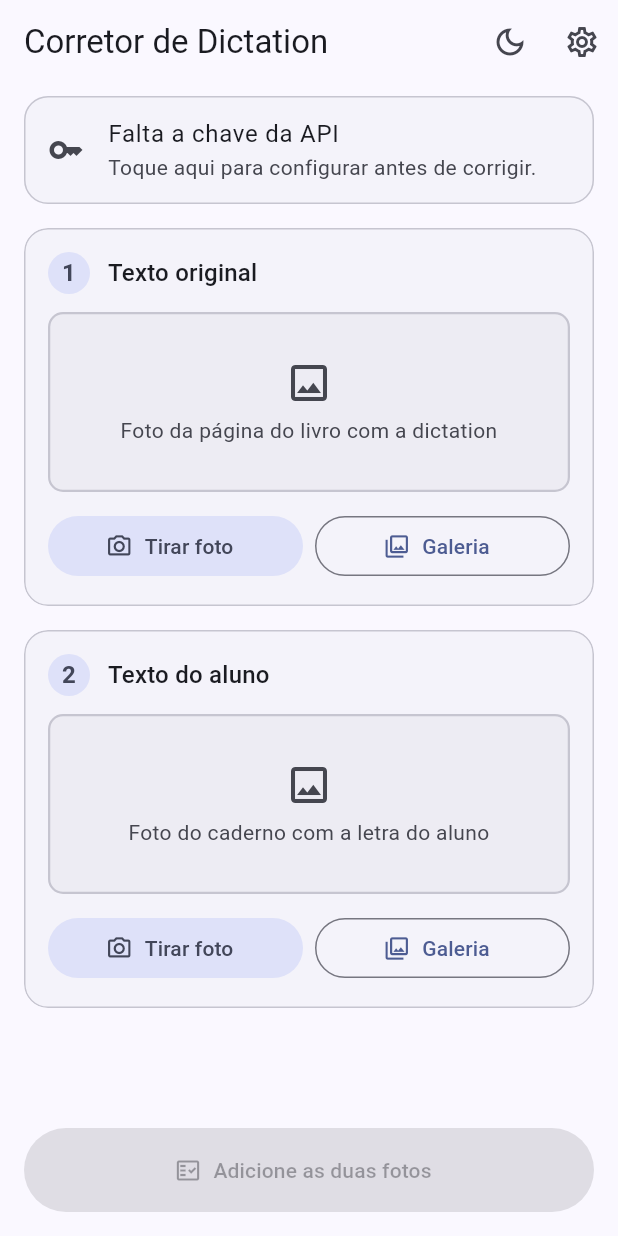
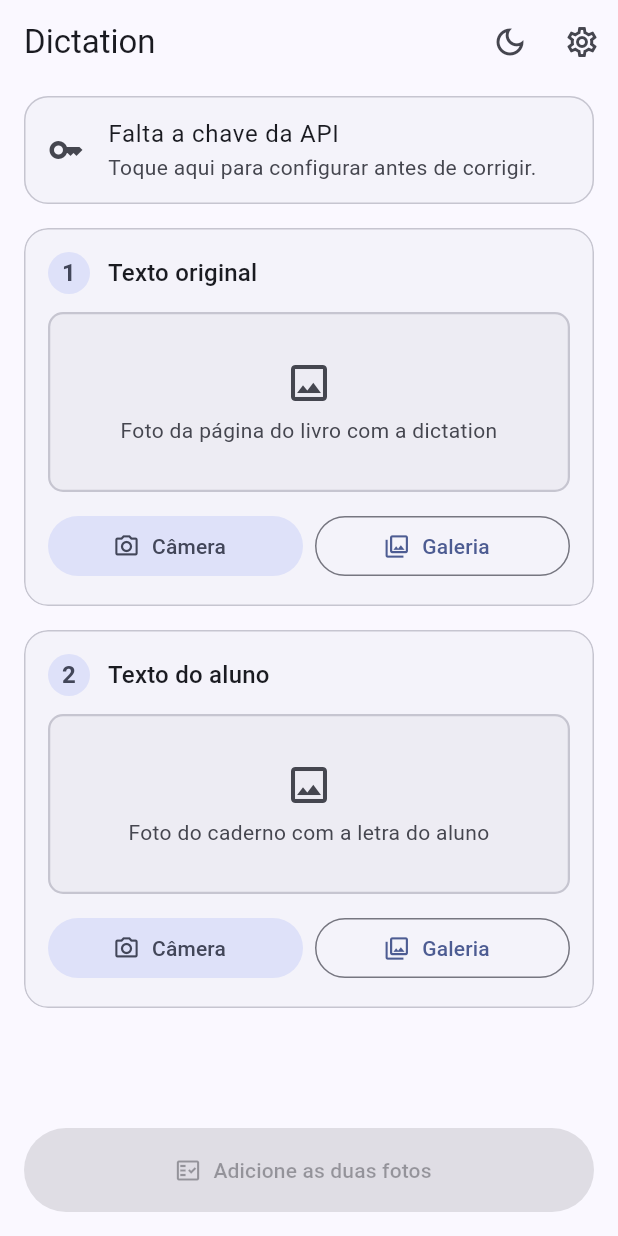
Before and after one commit to g8-fuentes/dictation-app, a Flutter app: the screen it shows after launch, on a phone screen of 412 x 824 dp. Run offline on Flutter 3.47's test engine with Material 3 defaults, Android fonts, the phone set to English and light mode, and no system bars; our stand-ins replace flutter_tts, image_picker, shared_preferences.

Commit message:
Testes no emulador: screenshots no Android; título e botão mais curtos
Co-Authored-By: Claude Opus 5.5 (1M context) <noreply@anthropic.com>
Claude-Session: https://claude.ai/code/session_012CcvntHAeC9vKSDJxkXNYC

```diff
--- a/lib/screens/home_screen.dart
+++ b/lib/screens/home_screen.dart
@@ -93,7 +93,7 @@ class _HomeScreenState extends State<HomeScreen> {
     final ready = _original != null && _student != null;
     return Scaffold(
       appBar: AppBar(
-        title: const Text('Corretor de Dictation'),
+        title: const Text('Dictation'),
         actions: [
           ThemeToggleButton(onToggle: widget.settings.toggleTheme),
           IconButton(
@@ -235,7 +235,7 @@ class _PhotoSlot extends StatelessWidget {
                 child: FilledButton.tonalIcon(
                   onPressed: onCamera,
                   icon: const Icon(Icons.photo_camera_outlined),
-                  label: Text(bytes == null ? 'Tirar foto' : 'Tirar outra'),
+                  label: const Text('Câmera'),
                 ),
               ),
               const SizedBox(width: 8),
```
Also changed, not shown: 1 other file.
